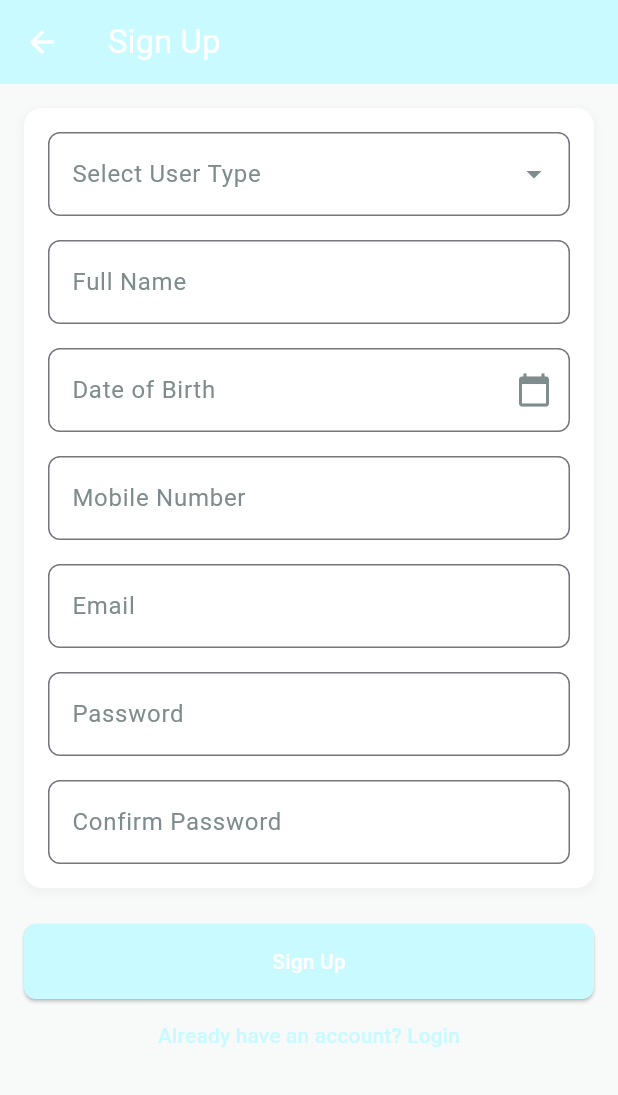
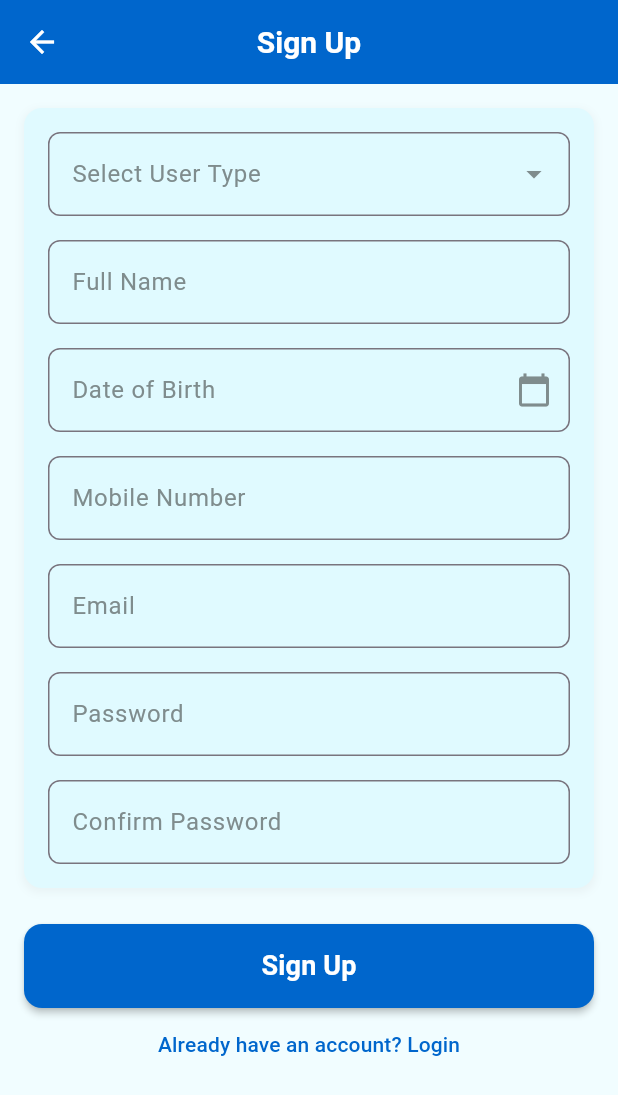
Before and after one commit to Zabith-Fulail/SugarMate, a Flutter app: the screen it shows after launch, after a tap on "Register", on a phone screen of 412 x 824 dp. Shown: the top 1095 px of the screen. Run offline on Flutter 3.47's test engine with Material 3 defaults, Android fonts, the phone set to English and light mode, and no system bars; our stand-ins replace bloc, carousel_slider, connectivity_plus, dartz, device_info_plus, dio and 9 more.

Commit message:
theme color updated

```diff
--- a/lib/features/presentation/views/landing_page/landing_screen.dart
+++ b/lib/features/presentation/views/landing_page/landing_screen.dart
@@ -4,7 +4,7 @@ import '../../../../utils/app_strings.dart';
 import '../../../../utils/navigation_routes.dart';
 
 class LandingScreen extends StatelessWidget {
-  const LandingScreen({Key? key}) : super(key: key);
+  const LandingScreen({super.key});
 
   @override
   Widget build(BuildContext context) {
@@ -22,25 +22,28 @@ class LandingScreen extends StatelessWidget {
                 child: Column(
                   mainAxisAlignment: MainAxisAlignment.center,
                   children: [
-                    // App Logo
+                    // Replace Icon with Image
                     Container(
                       width: 150,
                       height: 150,
                       decoration: BoxDecoration(
-                        color: AppColors.primaryColor,
+                        color: AppColors.appWhiteColor,
                         shape: BoxShape.circle,
                         boxShadow: [
                           BoxShadow(
-                            color: AppColors.primaryColor.withOpacity(0.3),
+                            color: AppColors.primaryColor.withValues(alpha: .3),
                             blurRadius: 20,
                             spreadRadius: 5,
                           ),
                         ],
                       ),
-                      child: const Icon(
-                        Icons.health_and_safety,
-                        size: 80,
-                        color: AppColors.appWhiteColor,
+                      child: ClipOval(
+                        child: Image.asset(
+                          'assets/images/sugarMateIcon.png',
+                          width: 120,
+                          height: 120,
+                          fit: BoxFit.contain,
+                        ),
                       ),
                     ),
                     const SizedBox(height: 32),
--- a/lib/features/presentation/views/login/login_screen.dart
+++ b/lib/features/presentation/views/login/login_screen.dart
@@ -62,7 +62,13 @@ class _LoginScreenState extends State<LoginScreen> {
     return Scaffold(
       backgroundColor: AppColors.appBackgroundColor,
       appBar: AppBar(
+        centerTitle: true,
         title: Text(AppStrings.login),
+        titleTextStyle: const TextStyle(
+          fontSize: 20,
+          fontWeight: FontWeight.bold,
+          color: AppColors.appWhiteColor,
+        ),
         backgroundColor: AppColors.primaryColor,
         foregroundColor: AppColors.appWhiteColor,
       ),
@@ -100,7 +106,7 @@ class _LoginScreenState extends State<LoginScreen> {
                     Container(
                       padding: const EdgeInsets.all(16),
                       decoration: BoxDecoration(
-                        color: AppColors.appWhiteColor,
+                        color: AppColors.surfaceBg,
                         borderRadius: BorderRadius.circular(12),
                         boxShadow: [
                           BoxShadow(
@@ -166,15 +172,16 @@ class _LoginScreenState extends State<LoginScreen> {
                     // Login Button
                     SizedBox(
                       width: double.infinity,
-                      height: 50,
+                      height: 56,
                       child: ElevatedButton(
                         onPressed: _isLoading ? null : _handleLogin,
                         style: ElevatedButton.styleFrom(
                           backgroundColor: AppColors.primaryColor,
                           foregroundColor: AppColors.appWhiteColor,
                           shape: RoundedRectangleBorder(
-                            borderRadius: BorderRadius.circular(8),
+                            borderRadius: BorderRadius.circular(12),
                           ),
+                          elevation: 2,
                         ),
                         child: _isLoading
                             ? const SizedBox(
@@ -185,7 +192,11 @@ class _LoginScreenState extends State<LoginScreen> {
                                   strokeWidth: 2,
                                 ),
                               )
-                            : Text(AppStrings.login),
+                            : Text(AppStrings.login,
+                          style: TextStyle(
+                            fontSize: 18,
+                            fontWeight: FontWeight.bold,
+                          ),),
                       ),
                     ),
                     // Sign Up Link
--- a/lib/features/presentation/views/signup/signup_screen.dart
+++ b/lib/features/presentation/views/signup/signup_screen.dart
@@ -78,7 +78,13 @@ class _SignupScreenState extends State<SignupScreen> {
     return Scaffold(
       backgroundColor: AppColors.appBackgroundColor,
       appBar: AppBar(
-        title: Text(AppStrings.signUp),
+        centerTitle: true,
+        titleTextStyle: const TextStyle(
+          fontSize: 20,
+          fontWeight: FontWeight.bold,
+          color: AppColors.appWhiteColor,
+        ),
+        title: Text(AppStrings.signUp, textAlign: TextAlign.center,),
         backgroundColor: AppColors.primaryColor,
         foregroundColor: AppColors.appWhiteColor,
       ),
@@ -92,7 +98,7 @@ class _SignupScreenState extends State<SignupScreen> {
               Container(
                 padding: const EdgeInsets.all(16),
                 decoration: BoxDecoration(
-                  color: AppColors.appWhiteColor,
+                  color: AppColors.surfaceBg,
                   borderRadius: BorderRadius.circular(12),
                   boxShadow: [
                     BoxShadow(
@@ -214,7 +220,7 @@ class _SignupScreenState extends State<SignupScreen> {
               const SizedBox(height: 24),
               SizedBox(
                 width: double.infinity,
-                height: 50,
+                height: 56,
                 child: ElevatedButton(
                   onPressed: () {
                     if (_formKey.currentState!.validate() &&
@@ -235,10 +241,14 @@ class _SignupScreenState extends State<SignupScreen> {
                     backgroundColor: AppColors.primaryColor,
                     foregroundColor: AppColors.appWhiteColor,
                     shape: RoundedRectangleBorder(
-                      borderRadius: BorderRadius.circular(8),
+                      borderRadius: BorderRadius.circular(12),
                     ),
+                    elevation: 2,
                   ),
-                  child: Text(AppStrings.signUp),
+                  child: Text(AppStrings.signUp,style: TextStyle(
+                    fontSize: 18,
+                    fontWeight: FontWeight.bold,
+                  ),),
                 ),
               ),
               TextButton(
--- a/lib/features/presentation/views/splash_screen/splash_screen.dart
+++ b/lib/features/presentation/views/splash_screen/splash_screen.dart
@@ -86,12 +86,12 @@ class _SplashScreenState extends State<SplashScreen>
                 child: Column(
                   mainAxisAlignment: MainAxisAlignment.center,
                   children: [
-                    // App Logo
+                    // Replace Icon with Image
                     Container(
                       width: 120,
                       height: 120,
                       decoration: BoxDecoration(
-                        color: AppColors.primaryColor,
+                        color: AppColors.appWhiteColor,
                         shape: BoxShape.circle,
                         boxShadow: [
                           BoxShadow(
@@ -101,10 +101,13 @@ class _SplashScreenState extends State<SplashScreen>
                           ),
                         ],
                       ),
-                      child: const Icon(
-                        Icons.health_and_safety,
-                        size: 60,
-                        color: AppColors.appWhiteColor,
+                      child: ClipOval(
+                        child: Image.asset(
+                          'assets/images/sugarMateIcon.png',
+                          width: 100,
+                          height: 100,
+                          fit: BoxFit.contain,
+                        ),
                       ),
                     ),
                     const SizedBox(height: 24),
--- a/lib/utils/app_colors.dart
+++ b/lib/utils/app_colors.dart
@@ -1,23 +1,35 @@
 import 'package:flutter/material.dart';
 
 class AppColors {
-  static const Color appWhiteColor = Color(0xFFFFFFFF); // Card/Surface
-  static const Color appBackgroundColor = Color(0xFFF8F9F9); // Light background
-  static const Color primaryColor = Color(0xFFC9FAFF); // Fresh green
-  static const Color primaryVariant = Color(0xFF388E3C); // Darker green for buttons/headers
-  static const Color secondaryColor = Color(0xFF00BCD4); // Teal accent
+  // Primary Color - Strong, visible blue
+  static const Color primaryColor = Color(0xFF0066CC); // Professional blue
+  // Alternative options if you want to try:
+  // static const Color primaryColor = Color(0xFF1976D2);  // Material blue
+  // static const Color primaryColor = Color(0xFF2563EB);  // Royal blue
+
+  // Background color - Very light blue
+  static const Color appBackgroundColor = Color(0xFFF1FDFF); // Very light blue background
+  static const Color surfaceBg = Color(0xffe0faff);
+  static const Color appWhiteColor = Color(0xFFFFFFFF); // Pure white
   static const Color appBlackColor = Color(0xFF2C3E50); // Dark text
   static const Color appGreyColor = Color(0xFF7F8C8D); // Medium grey
   static const Color appRedColor = Color(0xFFE74C3C); // Error red
-  static const Color successColor = Color(0xFF43A047); // Success/positive
+
+  // Additional Colors
+  static const Color whiteColor = Color(0xFFFFFFFF); // Pure white
+  static const Color blackColor = Color(0xFF2C3E50); // Dark text
+  static const Color greyColor = Color(0xFF7F8C8D); // Medium grey
+  static const Color redColor = Color(0xFFE74C3C); // Error red
+
+  static const Color primaryVariant =
+      Color(0xFF388E3C); // Darker green for buttons/headers
+  static const Color secondaryColor = Color(0xFF00BCD4); // Teal accent
   static const Color appListBoxColor =
       Color(0xFFE0E0E0); // Optional light grey for cards or dividers
 
   ///Colors
   // static const Color primaryColor = Color(0xff6728c5);
   static const Color darkBlue = Color(0xff084297);
-  static const Color whiteColor = Color(0xFFFFFFFF);
-  static const Color blackColor = Color(0xFF2C3E50);
   static const Color lightGrey = Color(0xffF7F7F9);
   static const Color bgColor = Color(0xffF8F9FC);
   static const Color darkGrey = Color(0xff707B81);
@@ -41,6 +53,7 @@ class AppColors {
   static const Color yellow = Color(0xffFFCC00);
   static const Color darkPink = Color(0xffFF2D55);
 
+
   static const RadialGradient appBarGradient = RadialGradient(
     colors: [Color(0xff287efd), Color(0xff084297)],
     stops: [0, 1],
--- a/pubspec.yaml
+++ b/pubspec.yaml
@@ -48,7 +48,7 @@ flutter:
 
   assets:
     - assets/animations/lottie/
-#    - assets/images/png/
+    - assets/images/
 #    - assets/images/jpg/
 
 #  fonts:
```
Also changed, not shown: assets/images/sugarMateIcon.png (added).
